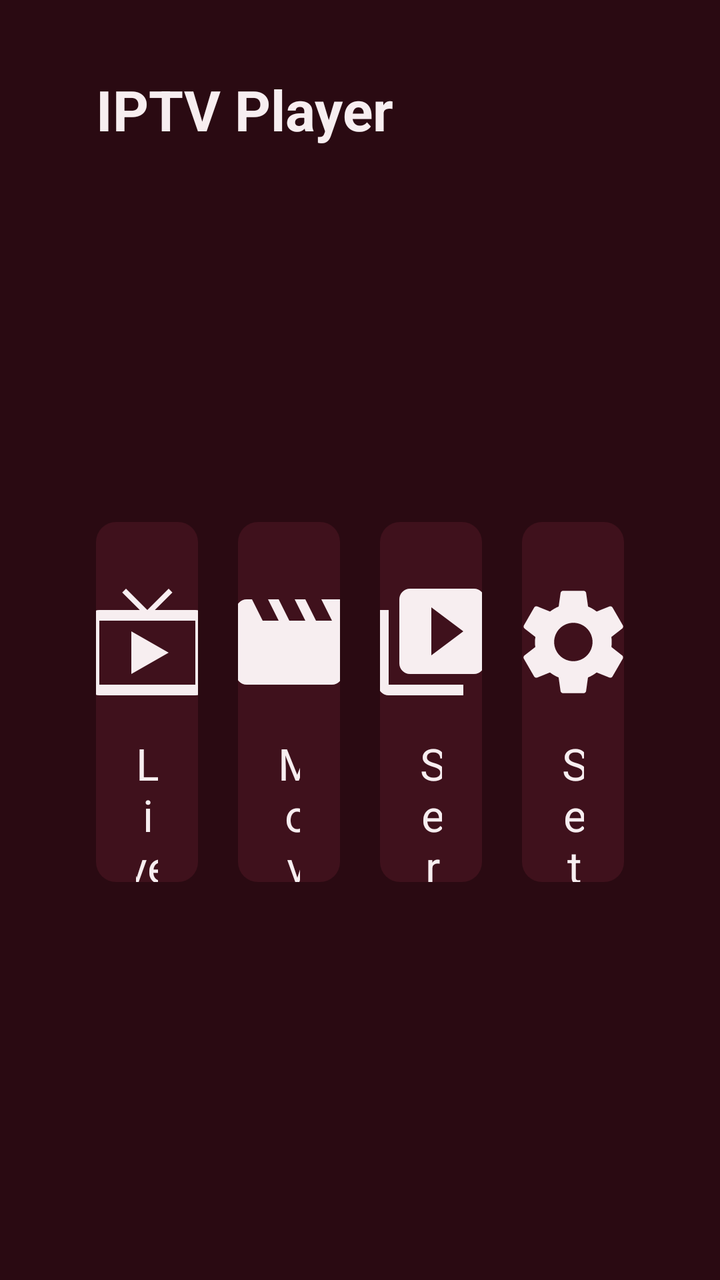
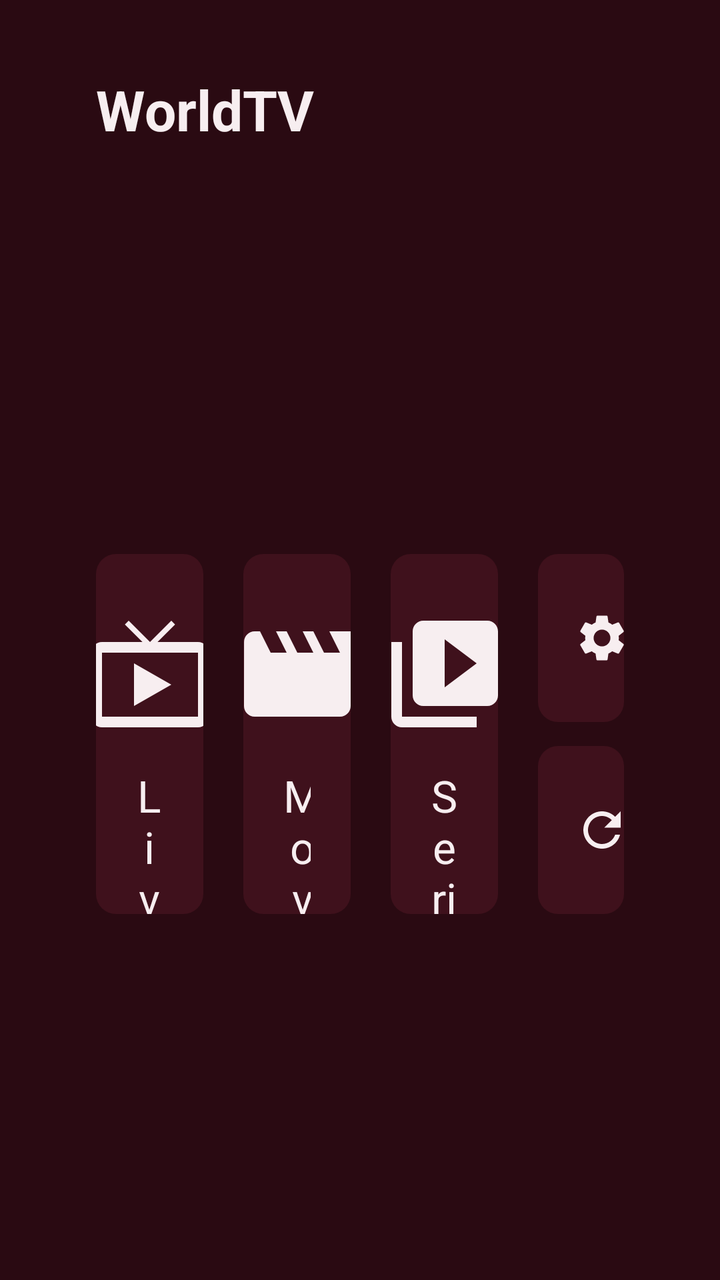

Compare the two renders of this Android layout. The source of the first and the diff that turns it into the second are given below.
<!-- AndroidManifest.xml: application theme Theme.IptvPlayer -->
<!-- res/layout/screen_home.xml -->
<?xml version="1.0" encoding="utf-8"?>
<LinearLayout xmlns:android="http://schemas.android.com/apk/res/android"
    android:layout_width="match_parent"
    android:layout_height="match_parent"
    android:background="@color/background"
    android:orientation="vertical"
    android:paddingStart="48dp"
    android:paddingTop="36dp"
    android:paddingEnd="48dp">

    <TextView
        style="@style/Text.Title"
        android:layout_width="wrap_content"
        android:layout_height="wrap_content"
        android:text="@string/app_name" />

    <TextView
        android:id="@+id/account"
        style="@style/Text.Secondary"
        android:layout_width="wrap_content"
        android:layout_height="wrap_content"
        android:layout_marginTop="6dp" />

    <LinearLayout
        android:layout_width="match_parent"
        android:layout_height="0dp"
        android:layout_weight="1"
        android:gravity="center"
        android:orientation="horizontal">

        <TextView
            android:id="@+id/tile_live"
            style="@style/HomeTile"
            android:drawableTop="@drawable/ic_live_tv"
            android:text="@string/live_tv" />

        <TextView
            android:id="@+id/tile_movies"
            style="@style/HomeTile"
            android:layout_marginStart="20dp"
            android:drawableTop="@drawable/ic_movies"
            android:text="@string/movies" />

        <TextView
            android:id="@+id/tile_series"
            style="@style/HomeTile"
            android:layout_marginStart="20dp"
            android:drawableTop="@drawable/ic_series"
            android:text="@string/series" />

        <TextView
            android:id="@+id/tile_settings"
            style="@style/HomeTile"
            android:layout_marginStart="20dp"
            android:drawableTop="@drawable/ic_settings"
            android:text="@string/settings" />
    </LinearLayout>

    <TextView
        android:id="@+id/version"
        style="@style/Text.Secondary"
        android:layout_width="match_parent"
        android:layout_height="wrap_content"
        android:gravity="end"
        android:paddingBottom="20dp"
        android:textSize="14sp" />
</LinearLayout>
<!-- resources referenced by this layout -->
<resources>
  <color name="background">#FF2A0A12</color>
  <!-- drawable ic_settings (drawable) -->
  <?xml version="1.0" encoding="utf-8"?>
  <vector xmlns:android="http://schemas.android.com/apk/res/android"
      android:width="64dp"
      android:height="64dp"
      android:viewportWidth="24"
      android:viewportHeight="24">
      <path
          android:fillColor="#FFFFFFFF"
          android:pathData="M19.14,12.94c0.04,-0.3 0.06,-0.61 0.06,-0.94c0,-0.32 -0.02,-0.64 -0.07,-0.94l2.03,-1.58c0.18,-0.14 0.23,-0.41 0.12,-0.61l-1.92,-3.32c-0.12,-0.22 -0.37,-0.29 -0.59,-0.22l-2.39,0.96c-0.5,-0.38 -1.03,-0.7 -1.62,-0.94L14.4,2.81c-0.04,-0.24 -0.24,-0.41 -0.48,-0.41h-3.84c-0.24,0 -0.43,0.17 -0.47,0.41L9.25,5.35C8.66,5.59 8.12,5.92 7.63,6.29L5.24,5.33c-0.22,-0.08 -0.47,0 -0.59,0.22L2.74,8.87C2.62,9.08 2.66,9.34 2.86,9.48l2.03,1.58C4.84,11.36 4.8,11.69 4.8,12s0.02,0.64 0.07,0.94l-2.03,1.58c-0.18,0.14 -0.23,0.41 -0.12,0.61l1.92,3.32c0.12,0.22 0.37,0.29 0.59,0.22l2.39,-0.96c0.5,0.38 1.03,0.7 1.62,0.94l0.36,2.54c0.05,0.24 0.24,0.41 0.48,0.41h3.84c0.24,0 0.44,-0.17 0.47,-0.41l0.36,-2.54c0.59,-0.24 1.13,-0.56 1.62,-0.94l2.39,0.96c0.22,0.08 0.47,0 0.59,-0.22l1.92,-3.32c0.12,-0.22 0.07,-0.47 -0.12,-0.61L19.14,12.94zM12,15.6c-1.98,0 -3.6,-1.62 -3.6,-3.6s1.62,-3.6 3.6,-3.6s3.6,1.62 3.6,3.6S13.98,15.6 12,15.6z" />
  </vector>
  <string name="app_name">IPTV Player</string>
  <string name="live_tv">Live TV</string>
  <string name="movies">Movies</string>
  <string name="series">Series</string>
  <string name="settings">Settings</string>
  <style name="Text.Secondary" parent="">
          <item name="android:textColor">@color/text_secondary</item>
          <item name="android:textSize">16sp</item>
      </style>
  <style name="Text.Title" parent="">
          <item name="android:textColor">@color/text_primary</item>
          <item name="android:textSize">28sp</item>
          <item name="android:textStyle">bold</item>
      </style>
  <style name="Theme.IptvPlayer" parent="android:Theme.Material.NoActionBar.Fullscreen">
          <item name="android:windowBackground">@color/background</item>
          <item name="android:colorBackground">@color/background</item>
          <item name="android:colorAccent">@color/accent</item>
          <item name="android:windowContentOverlay">@null</item>
      </style>
  <color name="text_primary">#FFF7EEF0</color>
  <color name="text_secondary">#FFC9A9B0</color>
  <color name="accent">#FFB0243F</color>
  <color name="surface_active">#FF5E1A2A</color>
  <color name="surface">#FF3F111C</color>
  <!-- unchanged entries left out for length: 6 -->
</resources>

<!-- the commit's change to res/layout/screen_home.xml (unified diff, before → after) -->
@@ -20,6 +20,32 @@
         android:layout_width="wrap_content"
         android:layout_height="wrap_content"
         android:layout_marginTop="6dp" />
+
+    
+    <LinearLayout
+        android:layout_width="match_parent"
+        android:layout_height="wrap_content"
+        android:layout_marginTop="8dp"
+        android:gravity="center_vertical"
+        android:minHeight="24dp"
+        android:orientation="horizontal">
+
+        <io.github.sardinemehico.iptvplayer.ui.LoadingDots
+            android:id="@+id/busy"
+            android:layout_width="40dp"
+            android:layout_height="10dp"
+            android:layout_marginEnd="12dp"
+            android:visibility="gone" />
+
+        <TextView
+            android:id="@+id/reload_status"
+            style="@style/Text.Secondary"
+            android:layout_width="0dp"
+            android:layout_height="wrap_content"
+            android:layout_weight="1"
+            android:maxLines="1"
+            android:ellipsize="end" />
+    </LinearLayout>
 
     <LinearLayout
         android:layout_width="match_parent"
@@ -48,12 +74,27 @@
             android:drawableTop="@drawable/ic_series"
             android:text="@string/series" />
 
-        <TextView
-            android:id="@+id/tile_settings"
-            style="@style/HomeTile"
+        
+        <LinearLayout
+            android:layout_width="0dp"
+            android:layout_height="180dp"
             android:layout_marginStart="20dp"
-            android:drawableTop="@drawable/ic_settings"
-            android:text="@string/settings" />
+            android:layout_weight="0.8"
+            android:orientation="vertical">
+
+            <TextView
+                android:id="@+id/tile_settings"
+                style="@style/HomeSmallTile"
+                android:drawableStart="@drawable/ic_settings_small"
+                android:text="@string/settings" />
+
+            <TextView
+                android:id="@+id/tile_reload"
+                style="@style/HomeSmallTile"
+                android:layout_marginTop="12dp"
+                android:drawableStart="@drawable/ic_refresh"
+                android:text="@string/reload_playlist" />
+        </LinearLayout>
     </LinearLayout>
 
     <TextView
<!-- resource entries referenced after the edit -->
@@ -1,22 +1,46 @@
 <!-- resources referenced by this layout -->
 <resources>
   <color name="background">#FF2A0A12</color>
-  <!-- drawable ic_settings (drawable) -->
+  <!-- drawable ic_refresh (drawable) -->
   <?xml version="1.0" encoding="utf-8"?>
   <vector xmlns:android="http://schemas.android.com/apk/res/android"
-      android:width="64dp"
-      android:height="64dp"
+      android:width="28dp"
+      android:height="28dp"
+      android:viewportWidth="24"
+      android:viewportHeight="24">
+      <path
+          android:fillColor="#FFFFFFFF"
+          android:pathData="M17.65,6.35C16.2,4.9 14.21,4 12,4c-4.42,0 -7.99,3.58 -7.99,8s3.57,8 7.99,8c3.73,0 6.84,-2.55 7.73,-6h-2.08c-0.82,2.33 -3.04,4 -5.65,4 -3.31,0 -6,-2.69 -6,-6s2.69,-6 6,-6c1.66,0 3.14,0.69 4.22,1.78L13,11h7V4l-2.35,2.35z" />
+  </vector>
+  <!-- drawable ic_settings_small (drawable) -->
+  <?xml version="1.0" encoding="utf-8"?>
+  <vector xmlns:android="http://schemas.android.com/apk/res/android"
+      android:width="28dp"
+      android:height="28dp"
       android:viewportWidth="24"
       android:viewportHeight="24">
       <path
           android:fillColor="#FFFFFFFF"
           android:pathData="M19.14,12.94c0.04,-0.3 0.06,-0.61 0.06,-0.94c0,-0.32 -0.02,-0.64 -0.07,-0.94l2.03,-1.58c0.18,-0.14 0.23,-0.41 0.12,-0.61l-1.92,-3.32c-0.12,-0.22 -0.37,-0.29 -0.59,-0.22l-2.39,0.96c-0.5,-0.38 -1.03,-0.7 -1.62,-0.94L14.4,2.81c-0.04,-0.24 -0.24,-0.41 -0.48,-0.41h-3.84c-0.24,0 -0.43,0.17 -0.47,0.41L9.25,5.35C8.66,5.59 8.12,5.92 7.63,6.29L5.24,5.33c-0.22,-0.08 -0.47,0 -0.59,0.22L2.74,8.87C2.62,9.08 2.66,9.34 2.86,9.48l2.03,1.58C4.84,11.36 4.8,11.69 4.8,12s0.02,0.64 0.07,0.94l-2.03,1.58c-0.18,0.14 -0.23,0.41 -0.12,0.61l1.92,3.32c0.12,0.22 0.37,0.29 0.59,0.22l2.39,-0.96c0.5,0.38 1.03,0.7 1.62,0.94l0.36,2.54c0.05,0.24 0.24,0.41 0.48,0.41h3.84c0.24,0 0.44,-0.17 0.47,-0.41l0.36,-2.54c0.59,-0.24 1.13,-0.56 1.62,-0.94l2.39,0.96c0.22,0.08 0.47,0 0.59,-0.22l1.92,-3.32c0.12,-0.22 0.07,-0.47 -0.12,-0.61L19.14,12.94zM12,15.6c-1.98,0 -3.6,-1.62 -3.6,-3.6s1.62,-3.6 3.6,-3.6s3.6,1.62 3.6,3.6S13.98,15.6 12,15.6z" />
   </vector>
-  <string name="app_name">IPTV Player</string>
+  <string name="app_name">WorldTV</string>
   <string name="live_tv">Live TV</string>
   <string name="movies">Movies</string>
+  <string name="reload_playlist">Reload playlist</string>
   <string name="series">Series</string>
   <string name="settings">Settings</string>
+  <style name="HomeSmallTile" parent="TileButton">
+          <item name="android:layout_width">match_parent</item>
+          <item name="android:layout_height">0dp</item>
+          <item name="android:layout_weight">1</item>
+          <item name="android:drawablePadding">12dp</item>
+          <item name="android:drawableTint">@color/text_primary</item>
+          <item name="android:gravity">center_vertical|start</item>
+          <item name="android:paddingStart">18dp</item>
+          <item name="android:paddingEnd">12dp</item>
+          <item name="android:textSize">17sp</item>
+          <item name="android:maxLines">2</item>
+      </style>
   <style name="Text.Secondary" parent="">
           <item name="android:textColor">@color/text_secondary</item>
           <item name="android:textSize">16sp</item>
